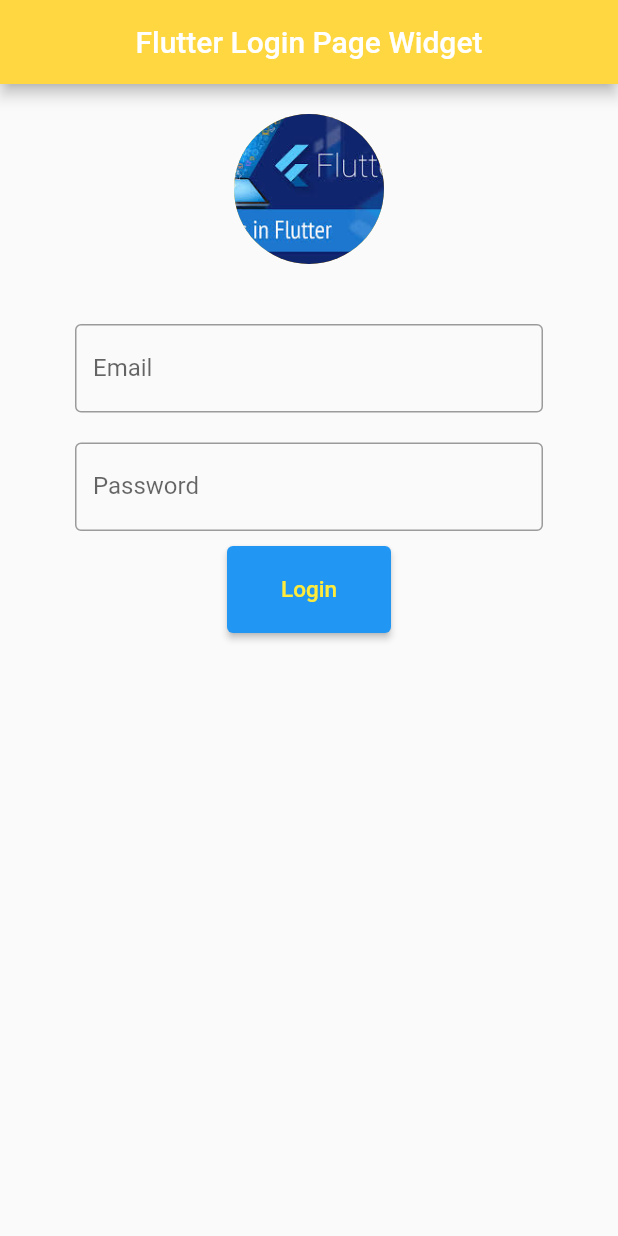
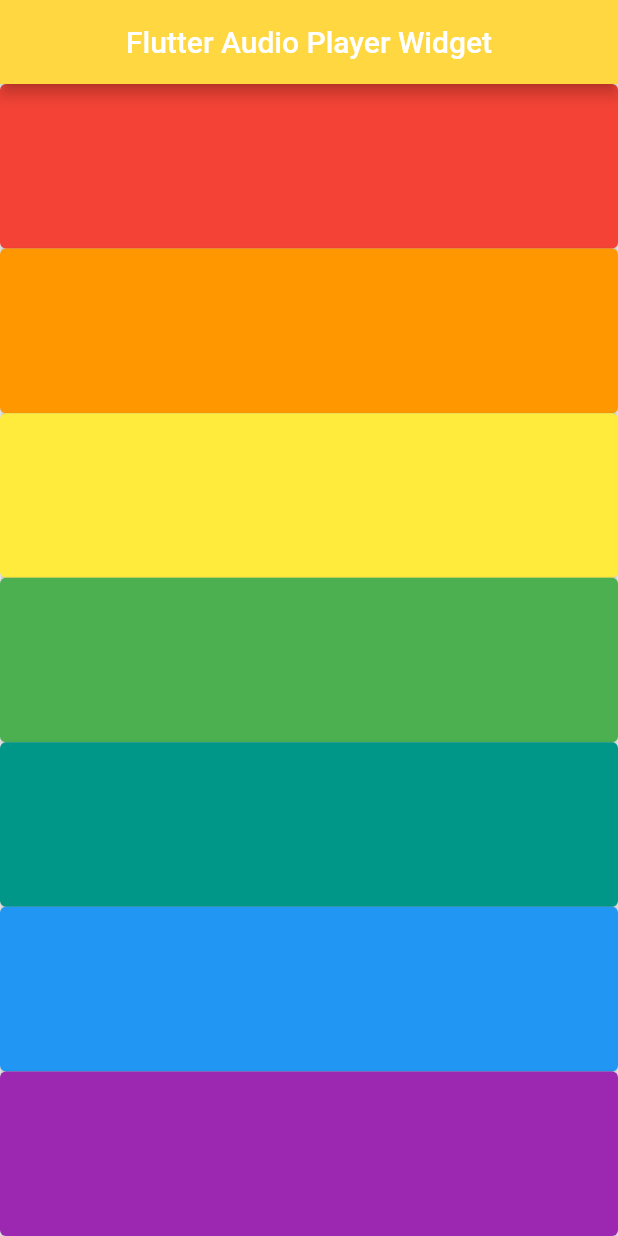
Before and after one commit to mdmanik74/interactive_cares_course_paid, a Flutter app: the screen it shows after launch, on a phone screen of 412 x 824 dp. Run offline on Flutter 3.47's test engine with Material 2 defaults, Android fonts, the phone set to English and light mode, and no system bars; our stand-ins replace audioplayers.

Commit message:
audio player package

```diff
--- a/lib/main.dart
+++ b/lib/main.dart
@@ -1,6 +1,7 @@
 import 'package:flutter/material.dart';
 //import 'package:source_code/source/grid_view_builder.dart';
-import 'package:source_code/source/login_page.dart';
+//import 'package:source_code/source/login_page.dart';
+import 'package:source_code/source/my_piano.dart';
 
 //import 'source/grid_view.dart';
 //import 'source/stack_widget.dart';
@@ -19,11 +20,11 @@ class MyApp extends StatelessWidget {
       debugShowCheckedModeBanner: false,
       home: Scaffold(
         appBar: AppBar(
-          title: const Text('Flutter Login Page Widget'),
+          title: const Text('Flutter Audio Player Widget'),
           backgroundColor: Colors.amberAccent,
           centerTitle: true,
         ),
-        body: LoginPage(),
+        body: MyPianoo(),
         backgroundColor: Colors.greenAccent,
       ),
     );
--- /dev/null
+++ b/lib/source/my_piano.dart
@@ -0,0 +1,51 @@
+// ignore_for_file: camel_case_types, prefer_typing_uninitialized_variables
+
+import 'package:flutter/material.dart';
+import 'package:audioplayers/audioplayers.dart';
+
+class MyPianoo extends StatefulWidget {
+  const MyPianoo({Key? key}) : super(key: key);
+
+  @override
+  State<MyPianoo> createState() => _MyPianooState();
+}
+
+class _MyPianooState extends State<MyPianoo> {
+  void playSound(int soundNumber) {
+    final player = AudioPlayer();
+    player.play(
+      AssetSource('note$soundNumber.wav'),
+    );
+  }
+
+  Expanded buildKey({Color? color, int? soundNumber}) {
+    return Expanded(
+      child: ElevatedButton(
+        style: ElevatedButton.styleFrom(backgroundColor: color),
+        onPressed: () {
+          playSound(soundNumber!);
+        },
+        child: null,
+      ),
+    );
+  }
+
+  @override
+  Widget build(BuildContext context) {
+    return Scaffold(
+      body: SafeArea(
+          child: Column(
+        crossAxisAlignment: CrossAxisAlignment.stretch,
+        children: [
+          buildKey(color: Colors.red, soundNumber: 1),
+          buildKey(color: Colors.orange, soundNumber: 2),
+          buildKey(color: Colors.yellow, soundNumber: 3),
+          buildKey(color: Colors.green, soundNumber: 4),
+          buildKey(color: Colors.teal, soundNumber: 5),
+          buildKey(color: Colors.blue, soundNumber: 6),
+          buildKey(color: Colors.purple, soundNumber: 7),
+        ],
+      )),
+    );
+  }
+}
--- a/pubspec.yaml
+++ b/pubspec.yaml
@@ -30,6 +30,7 @@ environment:
 dependencies:
   flutter:
     sdk: flutter
+  audioplayers: ^5.1.0
 
   # The following adds the Cupertino Icons font to your application.
   # Use with the CupertinoIcons class for iOS style icons.
```
Also changed, not shown: pubspec.lock, 12 other files.
